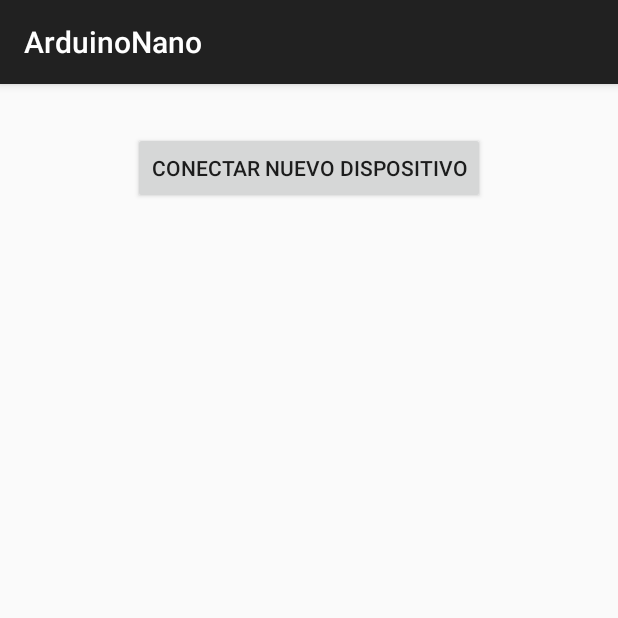
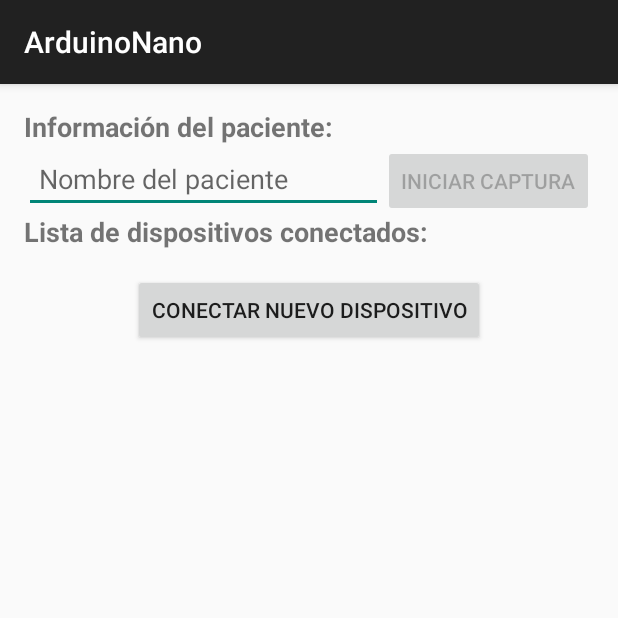
Before and after one commit to Sebastian-411/eHealth, an Android app: the screen it shows after launch (MainActivity), on a phone screen of 412 x 824 dp, the top half of it. Run offline under Robolectric (Android 15) with nearby library versions, the light colour scheme and no system bars.

Commit message:
feat: send capture data signal

```diff
--- a/bluetooth-gatt-scanner/app/src/main/java/com/example/arduinonano/ui/MainActivityUIController.kt
+++ b/bluetooth-gatt-scanner/app/src/main/java/com/example/arduinonano/ui/MainActivityUIController.kt
@@ -3,7 +3,10 @@
 import android.bluetooth.BluetoothDevice
 import android.content.Context
 import android.widget.Button
+import android.widget.EditText
 import android.widget.ListView
+import androidx.core.view.isVisible
+import androidx.core.widget.addTextChangedListener
 import com.example.arduinonano.viewmodel.BluetoothDeviceViewModel
 import com.example.arduinonano.MainActivity
 import com.example.arduinonano.R
@@ -27,6 +30,9 @@
     private lateinit var connectNewDeviceButton: Button
     private lateinit var deviceListView: ListView
     private lateinit var connectedDevicesListView: ListView
+    private lateinit var startDataCaptureButton: Button
+    private lateinit var stopDataCaptureButton: Button
+    private lateinit var patientNameEditText: EditText
     private lateinit var devicesAdapter: BluetoothDeviceListAdapter
     private lateinit var connectedDevicesAdapter: ConnectedDeviceAdapter
 
@@ -36,21 +42,36 @@
      * Initializes the UI components and sets up listeners for button clicks and list updates.
      */
     fun setupUI() {
+        bindViews()
+        setupAdapters()
+        setupListeners()
+        observeViewModel()
+        observeDevicesLiveData()
+    }
+
+    private fun bindViews() {
         connectNewDeviceButton = (context as MainActivity).findViewById(R.id.connectNewDeviceButton)
+        startDataCaptureButton = context.findViewById(R.id.startDataCaptureButton)
+        stopDataCaptureButton = context.findViewById(R.id.stopDataCaptureButton)
+        patientNameEditText = context.findViewById(R.id.patientNameEditText)
         connectedDevicesListView = context.findViewById(R.id.connectedDevicesListView)
         deviceListView = context.findViewById(R.id.deviceListView)
+    }
 
+    private fun setupAdapters() {
         devicesAdapter = BluetoothDeviceListAdapter(context, mutableListOf())
         connectedDevicesAdapter = ConnectedDeviceAdapter(context, connectedDevices, this::disconnectDevice)
 
         deviceListView.adapter = devicesAdapter
         connectedDevicesListView.adapter = connectedDevicesAdapter
+    }
 
+    private fun setupListeners() {
         connectNewDeviceButton.setOnClickListener { startBluetoothScan() }
 
         setupDeviceListListener()
-        observeDeviceList()
-        observeConnectedDevices()
+        setupStartDataCaptureButton()
+        setupStopDataCaptureButton()
     }
 
     /**
@@ -70,6 +91,7 @@
             } else {
                 showToast(context, "Dispositivo ya conectado.")
             }
+            updateStartDataCaptureButtonState()
         }
     }
 
@@ -85,25 +107,54 @@
         devicesAdapter.updateDevices(availableDevices)
     }
 
-    /**
-     * Observes the device list LiveData from the repository and updates the UI when new devices are found.
-     */
-    private fun observeDeviceList() {
+    private fun setupStartDataCaptureButton() {
+        startDataCaptureButton.setOnClickListener {
+            val patientName = patientNameEditText.text.toString()
+            if (isValidPatientName(patientName)) {
+                startDataCaptureForConnectedDevices()
+            } else {
+                showToast(context, "Por favor ingresa un nombre válido para el paciente.")
+            }
+        }
+        patientNameEditText.addTextChangedListener { updateStartDataCaptureButtonState() }
+    }
+
+    private fun setupStopDataCaptureButton() {
+        stopDataCaptureButton.setOnClickListener {
+            bluetoothDeviceRepository.stopCapture()
+            viewModel.updateSendingDataStatus(false)
+            showToast(context, "Toma de datos detenida.")
+        }
+    }
+
+    private fun observeViewModel() {
+        viewModel.sendingData.observe(context as MainActivity) { updateStartDataCaptureButtonState() }
+    }
+
+    private fun observeDevicesLiveData() {
         bluetoothDeviceRepository.getDevicesLiveData().observe(context as MainActivity) { devices ->
             val availableDevices = devices.filter { !connectedDevices.contains(it) }
             devicesAdapter.updateDevices(availableDevices)
         }
     }
 
-    /**
-     * Observes the connected devices and updates the UI when new devices are connected.
-     */
-    private fun observeConnectedDevices() {
-        viewModel.deviceName.observe(context as MainActivity) { name ->
-            name?.let {
-                connectedDevicesAdapter.notifyDataSetChanged()
-            }
-        }
+    private fun updateStartDataCaptureButtonState() {
+        val isCapturing = viewModel.sendingData.value ?: false
+        startDataCaptureButton.isEnabled = !isCapturing && connectedDevices.isNotEmpty() && isValidPatientName(patientNameEditText.text.toString())
+        startDataCaptureButton.isVisible = !isCapturing
+        stopDataCaptureButton.isEnabled = isCapturing
+        stopDataCaptureButton.isVisible = isCapturing
+        patientNameEditText.isEnabled = !isCapturing
+    }
+
+    private fun isValidPatientName(name: String): Boolean {
+        return name.isNotBlank()
+    }
+
+    private fun startDataCaptureForConnectedDevices() {
+        bluetoothDeviceRepository.startCapture()
+        viewModel.updateSendingDataStatus(true)
+        showToast(context, "Toma de datos iniciada.")
     }
 
     /**
--- a/bluetooth-gatt-scanner/app/src/main/java/com/example/arduinonano/viewmodel/BluetoothDeviceViewModel.kt
+++ b/bluetooth-gatt-scanner/app/src/main/java/com/example/arduinonano/viewmodel/BluetoothDeviceViewModel.kt
@@ -9,39 +9,16 @@
  * Provides LiveData for device name, address, and connection status.
  */
 class BluetoothDeviceViewModel : ViewModel() {
-    private val _deviceName = MutableLiveData<String>()
-    val deviceName: LiveData<String> get() = _deviceName
 
-    private val _deviceAddress = MutableLiveData<String>()
-    val deviceAddress: LiveData<String> get() = _deviceAddress
-
-    private val _isConnected = MutableLiveData<Boolean>()
-    val isConnected: LiveData<Boolean> get() = _isConnected
+    private val _sendingData = MutableLiveData(false)
+    val sendingData: LiveData<Boolean> get() = _sendingData
 
     /**
-     * Updates the device name stored in the ViewModel.
+     * Updates the sending data status in the ViewModel.
      *
-     * @param name The name of the Bluetooth device.
+     * @param sendingData True if sending data to the Bluetooth device, false otherwise.
      */
-    fun updateDeviceName(name: String) {
-        _deviceName.postValue(name)
-    }
-
-    /**
-     * Updates the device address stored in the ViewModel.
-     *
-     * @param address The address of the Bluetooth device.
-     */
-    fun updateDeviceAddress(address: String) {
-        _deviceAddress.postValue(address)
-    }
-
-    /**
-     * Updates the connection status in the ViewModel.
-     *
-     * @param isConnected True if connected to the Bluetooth device, false otherwise.
-     */
-    fun updateConnectionStatus(isConnected: Boolean) {
-        _isConnected.postValue(isConnected)
+    fun updateSendingDataStatus(sendingData: Boolean) {
+        _sendingData.postValue(sendingData)
     }
 }
--- a/bluetooth-gatt-scanner/app/src/main/res/layout/activity_main.xml
+++ b/bluetooth-gatt-scanner/app/src/main/res/layout/activity_main.xml
@@ -2,13 +2,66 @@
     android:layout_width="match_parent"
     android:layout_height="match_parent"
     android:padding="16dp">
+
+    <!-- Textview to display title for patients data -->
+    <TextView
+        android:id="@+id/patientDataTitleTextView"
+        android:layout_width="wrap_content"
+        android:layout_height="wrap_content"
+        android:text="Información del paciente:"
+        android:textSize="18sp"
+        android:textStyle="bold"/>
+
+    <!-- EditText for entering patient name -->
+    <EditText
+        android:id="@+id/patientNameEditText"
+        android:layout_width="match_parent"
+        android:paddingHorizontal="10dp"
+        android:layout_height="wrap_content"
+        android:layout_below="@id/patientDataTitleTextView"
+        android:inputType="textPersonName"
+        android:layout_toLeftOf="@+id/startDataCaptureButton"
+        android:layout_weight="1"
+        android:hint="Nombre del paciente"/>
+
+    <!-- Button to start data capture -->
+    <Button
+        android:id="@+id/startDataCaptureButton"
+        android:layout_width="wrap_content"
+        android:layout_height="wrap_content"
+        android:text="Iniciar captura"
+        android:layout_alignParentRight="true"
+        android:layout_below="@id/patientDataTitleTextView"
+        android:enabled="false"/>
+
+    <!-- Button to stop data capture -->
+    <Button
+        android:id="@+id/stopDataCaptureButton"
+        android:layout_width="wrap_content"
+        android:layout_height="wrap_content"
+        android:text="Detener captura"
+        android:layout_alignParentRight="true"
+        android:layout_below="@id/patientDataTitleTextView"
+        android:visibility="invisible"
+        android:enabled="false"/>
+
+    <!-- Textview to display the list of connected devices -->
+    <TextView
+        android:id="@+id/connectedDevicesTextView"
+        android:layout_width="wrap_content"
+        android:layout_height="wrap_content"
+        android:text="Lista de dispositivos conectados:"
+        android:layout_below="@id/patientNameEditText"
+        android:textSize="18sp"
+        android:textStyle="bold"/>
 
     <!-- List of connected devices (with individual disconnect buttons) -->
     <ListView
         android:id="@+id/connectedDevicesListView"
         android:layout_width="match_parent"
         android:layout_height="wrap_content"
-        android:layout_alignParentTop="true"
+        android:background="@color/cardview_shadow_end_color"
+        android:layout_below="@id/connectedDevicesTextView"
         android:layout_marginTop="16dp"/>
 
     <!-- Button to start Bluetooth scanning -->
```
Also changed, not shown: bluetooth-gatt-scanner/app/src/main/java/com/example/arduinonano/bluetooth/BluetoothDeviceRepository.kt (+24 -13 lines), bluetooth-gatt-scanner/app/src/main/java/com/example/arduinonano/bluetooth/BluetoothGattCallbackHandler.kt (+37 -5 lines).
